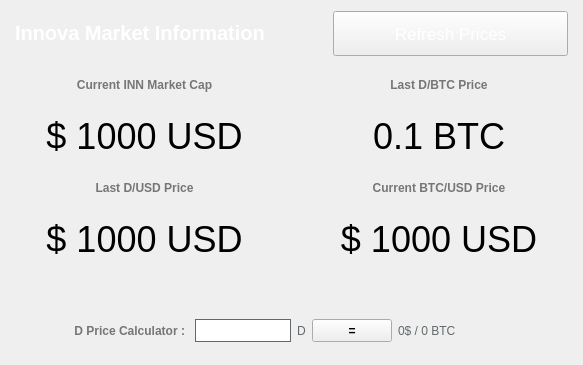
Old version of the form src/qt/forms/marketbrowser.ui in the repository innova-foundation/innova.
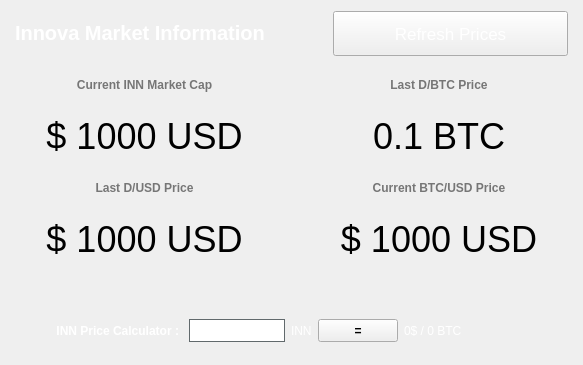
New version of the form.

What changed in the file:
```diff
--- a/src/qt/forms/marketbrowser.ui
+++ b/src/qt/forms/marketbrowser.ui
@@ -410,7 +410,7 @@
         </sizepolicy>
        </property>
        <property name="text">
-        <string>&lt;html&gt;&lt;head/&gt;&lt;body&gt;&lt;p&gt;&lt;span style=&quot; font-weight:600; color:#767676;&quot;&gt;D Price Calculator :&lt;/span&gt;&lt;/p&gt;&lt;/body&gt;&lt;/html&gt;</string>
+        <string>&lt;html&gt;&lt;head/&gt;&lt;body&gt;&lt;p&gt;&lt;span style=&quot; font-weight:600; color:#fff;&quot;&gt;INN Price Calculator :&lt;/span&gt;&lt;/p&gt;&lt;/body&gt;&lt;/html&gt;</string>
        </property>
        <property name="alignment">
         <set>Qt::AlignRight|Qt::AlignTrailing|Qt::AlignVCenter</set>
@@ -439,10 +439,10 @@
      <item>
       <widget class="QLabel" name="label">
        <property name="styleSheet">
-        <string notr="true">color:#61696c;</string>
+        <string notr="true">color:#fff;</string>
        </property>
        <property name="text">
-        <string>D</string>
+        <string>INN</string>
        </property>
       </widget>
      </item>
@@ -477,7 +477,7 @@
         </sizepolicy>
        </property>
        <property name="styleSheet">
-        <string notr="true">color:#61696c;</string>
+        <string notr="true">color:#fff;</string>
        </property>
        <property name="text">
         <string>0$ / 0 BTC</string>
```
